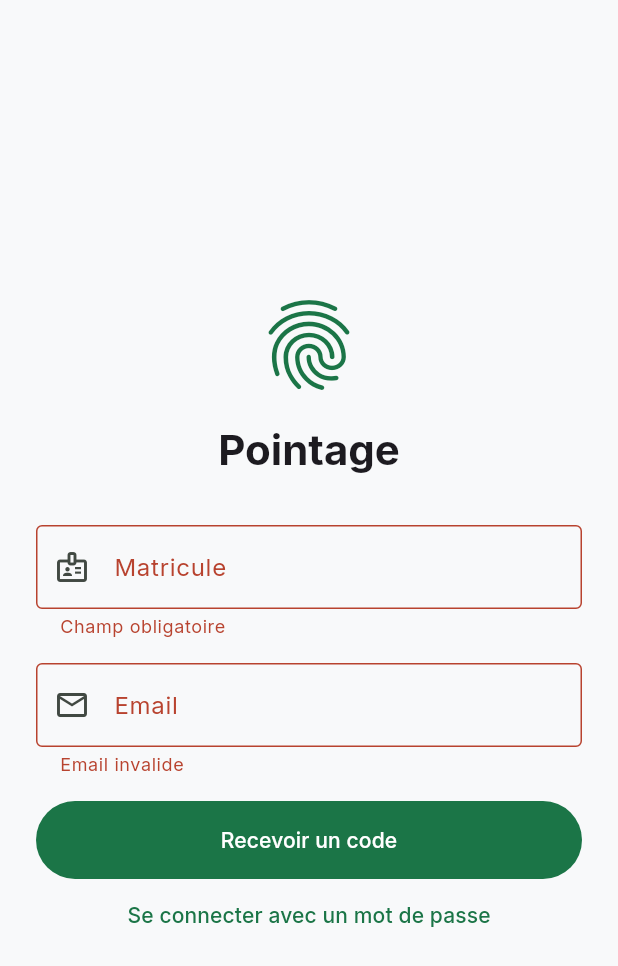
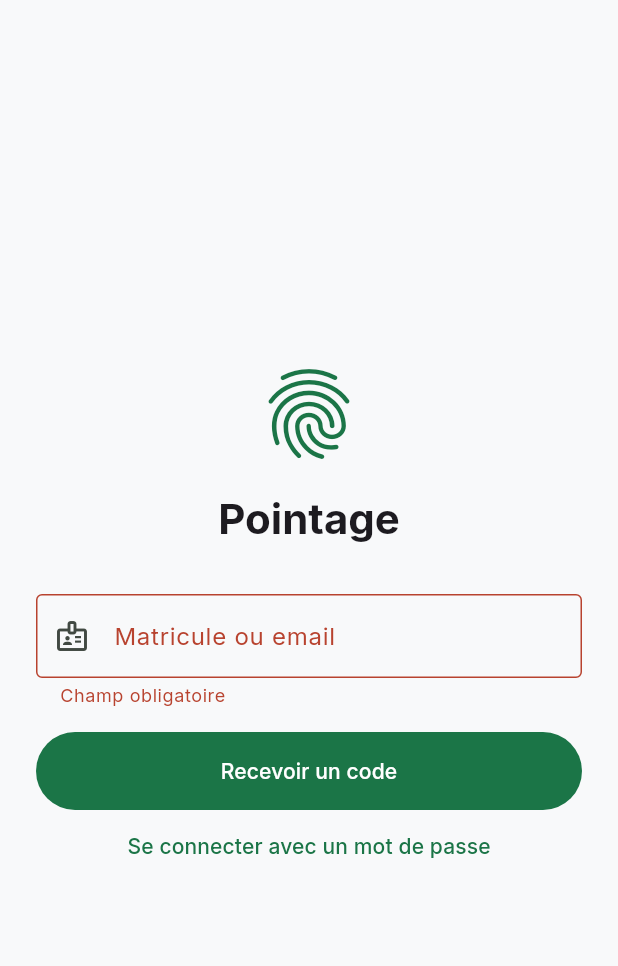
Before and after one commit to 20Frederic20/pointage-frontend, a Flutter app: the screen it shows after launch, after a tap on "Recevoir un code", on a phone screen of 412 x 824 dp. Shown: the top 966 px of the screen. Run offline on Flutter 3.47's test engine with Material 3 defaults, Android fonts, the phone set to English and light mode, and no system bars; our stand-ins replace flutter_riverpod, flutter_secure_storage, geolocator, google_fonts.

Commit message:
Refactor authentication to support identifier (employee number or email) for login and code requests; update related error messages and documentation

```diff
--- a/lib/features/auth/auth_repository.dart
+++ b/lib/features/auth/auth_repository.dart
@@ -17,19 +17,20 @@ class TokenPair {
       );
 }
 
-/// Routes `/auth/*` du backend.
+/// Routes `/auth/*` du backend. `identifier` = matricule ou email : le backend
+/// retrouve le compte et envoie toujours le code à l'email du compte.
 class AuthRepository {
   AuthRepository(this._api);
   final ApiClient _api;
 
   /// Toujours 202, que le compte existe ou non (le backend ne le révèle pas).
-  Future<void> requestCode(String email) => _api.post('/auth/otp/request', {'email': email});
+  Future<void> requestCode(String identifier) => _api.post('/auth/otp/request', {'identifier': identifier});
 
-  Future<TokenPair> verifyCode(String email, String code) async =>
-      TokenPair.fromJson(await _api.post('/auth/otp/verify', {'email': email, 'code': code}));
+  Future<TokenPair> verifyCode(String identifier, String code) async =>
+      TokenPair.fromJson(await _api.post('/auth/otp/verify', {'identifier': identifier, 'code': code}));
 
-  Future<TokenPair> loginWithPassword(String email, String password) async =>
-      TokenPair.fromJson(await _api.post('/auth/login', {'email': email, 'password': password}));
+  Future<TokenPair> loginWithPassword(String identifier, String password) async =>
+      TokenPair.fromJson(await _api.post('/auth/login', {'identifier': identifier, 'password': password}));
 
   /// Rotation : l'ancien jeton est révoqué, la session gagne 36 h.
   Future<TokenPair> refresh(String refreshToken) async =>
--- a/lib/features/auth/login_screen.dart
+++ b/lib/features/auth/login_screen.dart
@@ -7,7 +7,7 @@ import '../../core/theme.dart';
 import 'auth_repository.dart';
 import 'session_provider.dart';
 
-/// Connexion : matricule + email, puis code reçu par email (6 chiffres).
+/// Connexion : matricule OU email, puis code reçu par email (6 chiffres).
 /// Les comptes qui ont un mot de passe passent par « Se connecter avec un mot de passe ».
 class LoginScreen extends ConsumerStatefulWidget {
   const LoginScreen({super.key});
@@ -18,8 +18,7 @@ class LoginScreen extends ConsumerStatefulWidget {
 
 class _LoginScreenState extends ConsumerState<LoginScreen> {
   final _formKey = GlobalKey<FormState>();
-  final _employeeNumber = TextEditingController();
-  final _email = TextEditingController();
+  final _identifier = TextEditingController(); // matricule ou email
   final _secret = TextEditingController(); // code ou mot de passe
 
   bool _usePassword = false;
@@ -28,13 +27,12 @@ class _LoginScreenState extends ConsumerState<LoginScreen> {
 
   @override
   void dispose() {
-    _employeeNumber.dispose();
-    _email.dispose();
+    _identifier.dispose();
     _secret.dispose();
     super.dispose();
   }
 
-  String get _emailValue => _email.text.trim();
+  String get _identifierValue => _identifier.text.trim();
 
   Future<void> _run(Future<void> Function() action) async {
     if (_busy || !_formKey.currentState!.validate()) return;
@@ -52,23 +50,23 @@ class _LoginScreenState extends ConsumerState<LoginScreen> {
   }
 
   Future<void> _sendCode() => _run(() async {
-        await ref.read(authRepositoryProvider).requestCode(_emailValue);
+        await ref.read(authRepositoryProvider).requestCode(_identifierValue);
         if (!mounted) return;
         setState(() {
           _codeSent = true;
           _secret.clear();
         });
         ScaffoldMessenger.of(context).showSnackBar(
-          SnackBar(content: Text('Si un compte existe pour $_emailValue, un code vient d\'y être envoyé.')),
+          const SnackBar(content: Text("Si ce compte existe, un code vient d'être envoyé à son adresse email.")),
         );
       });
 
   Future<void> _signIn() => _run(() async {
         final repo = ref.read(authRepositoryProvider);
         final tokens = _usePassword
-            ? await repo.loginWithPassword(_emailValue, _secret.text)
-            : await repo.verifyCode(_emailValue, _secret.text.trim());
-        await ref.read(sessionProvider.notifier).signIn(tokens, _employeeNumber.text.trim());
+            ? await repo.loginWithPassword(_identifierValue, _secret.text)
+            : await repo.verifyCode(_identifierValue, _secret.text.trim());
+        await ref.read(sessionProvider.notifier).signIn(tokens, _identifierValue);
       });
 
   void _toggleMode() => setState(() {
@@ -106,22 +104,18 @@ class _LoginScreenState extends ConsumerState<LoginScreen> {
                             style: text.headlineMedium?.copyWith(fontWeight: FontWeight.bold)),
                         const SizedBox(height: 32),
                         TextFormField(
-                          controller: _employeeNumber,
+                          controller: _identifier,
                           enabled: !_codeSent,
                           validator: _required,
-                          textInputAction: TextInputAction.next,
-                          decoration: const InputDecoration(labelText: 'Matricule', prefixIcon: Icon(Icons.badge_outlined)),
-                        ),
-                        const SizedBox(height: 16),
-                        TextFormField(
-                          controller: _email,
-                          enabled: !_codeSent,
-                          validator: (v) => (v == null || !v.contains('@')) ? 'Email invalide' : null,
-                          keyboardType: TextInputType.emailAddress,
-                          autofillHints: const [AutofillHints.email],
+                          autocorrect: false,
+                          keyboardType: TextInputType.emailAddress, // garde chiffres, lettres et @ à portée
+                          autofillHints: const [AutofillHints.username, AutofillHints.email],
                           textInputAction: showSecret ? TextInputAction.next : TextInputAction.done,
                           onFieldSubmitted: (_) => showSecret ? null : _sendCode(),
-                          decoration: const InputDecoration(labelText: 'Email', prefixIcon: Icon(Icons.mail_outline)),
+                          decoration: const InputDecoration(
+                            labelText: 'Matricule ou email',
+                            prefixIcon: Icon(Icons.badge_outlined),
+                          ),
                         ),
                         if (showSecret) ...[
                           const SizedBox(height: 16),
@@ -165,7 +159,7 @@ class _LoginScreenState extends ConsumerState<LoginScreen> {
                           Row(mainAxisAlignment: MainAxisAlignment.spaceBetween, children: [
                             TextButton(
                               onPressed: _busy ? null : () => setState(() => _codeSent = false),
-                              child: const Text("Changer d'email"),
+                              child: const Text("Changer d'identifiant"),
                             ),
                             TextButton(onPressed: _busy ? null : _sendCode, child: const Text('Renvoyer le code')),
                           ]),
--- a/lib/features/punch/punch_repository.dart
+++ b/lib/features/punch/punch_repository.dart
@@ -24,10 +24,10 @@ class PunchRepository {
   PunchRepository(this._api);
   final ApiClient _api;
 
-  Future<TimeEntry> punch(String employeeNumber, {String? accessToken}) async {
+  /// L'employé est lu dans le jeton ; arrivée ou départ est décidé par le serveur.
+  Future<TimeEntry> punch(String accessToken) async {
     final pos = await _currentPosition();
     final json = await _api.post('/time-entries', {
-      'employee_number': employeeNumber,
       'latitude': pos.latitude,
       'longitude': pos.longitude,
       'source': 'MOBILE',
--- a/lib/features/punch/punch_screen.dart
+++ b/lib/features/punch/punch_screen.dart
@@ -46,7 +46,7 @@ class PunchScreen extends ConsumerWidget {
             child: Row(children: [
               const Icon(Icons.badge_outlined, size: 20),
               const SizedBox(width: 8),
-              Expanded(child: Text(ref.watch(sessionProvider).value?.employeeNumber ?? '', style: text.titleMedium)),
+              Expanded(child: Text(ref.watch(sessionProvider).value?.identifier ?? '', style: text.titleMedium)),
               IconButton(
                 tooltip: 'Se déconnecter',
                 icon: const Icon(Icons.logout),
```
Also changed, not shown: lib/core/api_client.dart (+8 -8 lines), lib/features/auth/session_provider.dart (+10 -11 lines), lib/features/punch/punch_controller.dart (+10 -5 lines), 1 other file.
